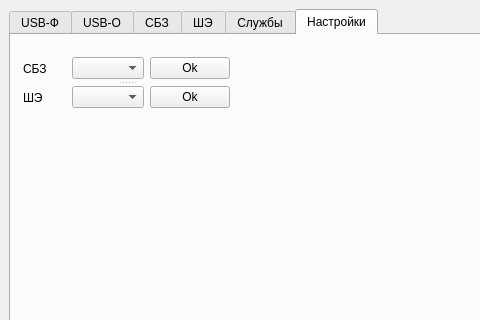
Qt form MainWindow.ui (Amp-/prb) before a commit; both pictures show x 0 to 480 and y 0 to 320 of the 800 by 600 pixel window.
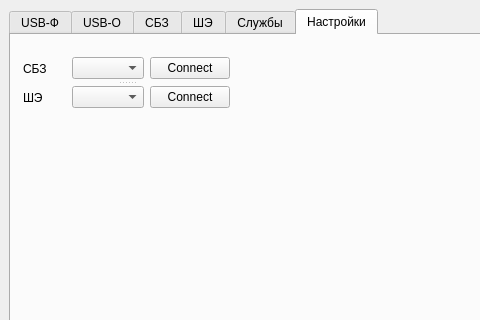
The same form after that commit. The open tabs and pages were chosen to show the change.

Patch:
```diff
--- a/MainWindow.ui
+++ b/MainWindow.ui
@@ -455,7 +455,7 @@
         <property name="orientation">
          <enum>Qt::Vertical</enum>
         </property>
-        <widget class="QWidget" name="">
+        <widget class="QWidget" name="layoutWidget">
          <layout class="QHBoxLayout" name="horizontalLayout_9">
           <item>
            <widget class="QLabel" name="label_46">
@@ -470,13 +470,16 @@
           <item>
            <widget class="QPushButton" name="pushButton">
             <property name="text">
-             <string>Ok</string>
+             <string>Connect</string>
+            </property>
+            <property name="checkable">
+             <bool>true</bool>
             </property>
            </widget>
           </item>
          </layout>
         </widget>
-        <widget class="QWidget" name="">
+        <widget class="QWidget" name="layoutWidget">
          <layout class="QHBoxLayout" name="horizontalLayout_8">
           <item>
            <widget class="QLabel" name="label_47">
@@ -491,7 +494,10 @@
           <item>
            <widget class="QPushButton" name="pushButton_3">
             <property name="text">
-             <string>Ok</string>
+             <string>Connect</string>
+            </property>
+            <property name="checkable">
+             <bool>true</bool>
             </property>
            </widget>
           </item>
```
Left out of the diff: 20 changed lines with no effect on the pictures.
